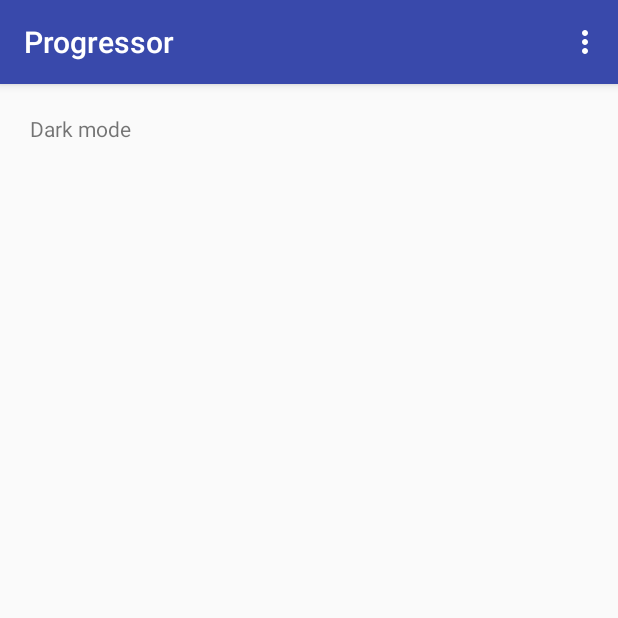
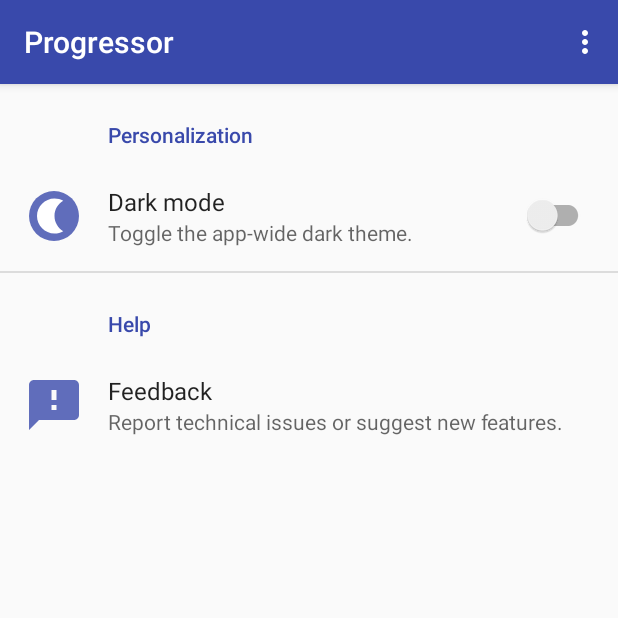
Before and after one commit to cengels/progressor-app, an Android app: the screen it shows after launch (MainActivity), in the options menu, after a tap on "Settings", on a phone screen of 412 x 824 dp, the top half of it. Run offline under Robolectric (Android 15) with nearby library versions, the phone set to English and light mode, and no system bars; our stand-ins replace androidx.preference.

Commit message:
Populate preferences

```diff
--- a/app/build.gradle
+++ b/app/build.gradle
@@ -25,13 +25,14 @@ android {
 
 dependencies {
     implementation fileTree(dir: 'libs', include: ['*.jar'])
-    implementation 'androidx.appcompat:appcompat:1.0.0-beta01'
-    implementation 'androidx.constraintlayout:constraintlayout:1.1.2'
-    implementation 'com.google.android.material:material:1.0.0-beta01'
-    implementation 'androidx.legacy:legacy-support-v4:1.0.0-beta01'
-    implementation 'androidx.lifecycle:lifecycle-extensions:2.0.0-beta01'
-    implementation 'androidx.recyclerview:recyclerview:1.0.0-beta01'
+    implementation 'androidx.appcompat:appcompat:1.1.0-rc01'
+    implementation 'androidx.constraintlayout:constraintlayout:1.1.3'
+    implementation 'com.google.android.material:material:1.1.0-alpha08'
+    implementation 'androidx.legacy:legacy-support-v4:1.0.0'
+    implementation 'androidx.lifecycle:lifecycle-extensions:2.2.0-alpha02'
+    implementation 'androidx.recyclerview:recyclerview:1.1.0-beta01'
+    implementation 'androidx.preference:preference:1.1.0-rc01'
     testImplementation 'junit:junit:4.12'
-    androidTestImplementation 'androidx.test:runner:1.1.0-alpha4'
-    androidTestImplementation 'androidx.test.espresso:espresso-core:3.1.0-alpha4'
+    androidTestImplementation 'androidx.test:runner:1.3.0-alpha02'
+    androidTestImplementation 'androidx.test.espresso:espresso-core:3.3.0-alpha02'
 }
--- a/app/src/main/java/com/cengels/progressor/fragments/SettingsFragment.java
+++ b/app/src/main/java/com/cengels/progressor/fragments/SettingsFragment.java
@@ -8,10 +8,12 @@ import androidx.fragment.app.Fragment;
 import android.view.LayoutInflater;
 import android.view.View;
 import android.view.ViewGroup;
+import androidx.preference.Preference;
+import androidx.preference.PreferenceFragmentCompat;
 import com.cengels.progressor.R;
 import com.cengels.progressor.viewmodels.SettingsViewModel;
 
-public class SettingsFragment extends Fragment {
+public class SettingsFragment extends PreferenceFragmentCompat {
 
     private SettingsViewModel viewModel;
 
@@ -20,9 +22,14 @@ public class SettingsFragment extends Fragment {
     }
 
     @Override
-    public View onCreateView(@NonNull LayoutInflater inflater, @Nullable ViewGroup container,
-                             @Nullable Bundle savedInstanceState) {
-        return inflater.inflate(R.layout.settings_fragment, container, false);
+    public void onCreatePreferences(Bundle savedInstanceState, String rootKey) {
+        setPreferencesFromResource(R.xml.preferences, rootKey);
+
+        final Preference feedbackLink = findPreference("feedback");
+        feedbackLink.setOnPreferenceClickListener(preference -> {
+            // TODO: Add feedback link
+            return false;
+        });
     }
 
     @Override
@@ -31,5 +38,4 @@ public class SettingsFragment extends Fragment {
         this.viewModel = ViewModelProviders.of(this).get(SettingsViewModel.class);
         // TODO: Use the ViewModel
     }
-
 }
--- /dev/null
+++ b/app/src/main/res/drawable/ic_circle.xml
@@ -0,0 +1,10 @@
+<?xml version="1.0" encoding="utf-8"?>
+<vector xmlns:android="http://schemas.android.com/apk/res/android"
+        android:width="@dimen/preferences_icon_size"
+        android:height="@dimen/preferences_icon_size"
+        android:viewportWidth="24.0"
+        android:viewportHeight="24.0">
+    <path
+            android:fillColor="#CB3949AB"
+            android:pathData="M12,12m-10,0a10,10 0,1 1,20 0a10,10 0,1 1,-20 0"/>
+</vector>
--- /dev/null
+++ b/app/src/main/res/drawable/ic_dark_mode.xml
@@ -0,0 +1,15 @@
+<?xml version="1.0" encoding="utf-8"?>
+<layer-list xmlns:android="http://schemas.android.com/apk/res/android">
+    <item
+        android:gravity="fill"
+        android:drawable="@drawable/ic_circle"
+        />
+    <item
+        android:gravity="center"
+        android:drawable="@drawable/ic_dark_mode_base"
+        android:top="6dp"
+        android:bottom="6dp"
+        android:left="4dp"
+        android:right="8dp"
+        />
+</layer-list>
--- /dev/null
+++ b/app/src/main/res/drawable/ic_dark_mode_base.xml
@@ -0,0 +1,11 @@
+<vector xmlns:android="http://schemas.android.com/apk/res/android"
+        android:width="@dimen/preferences_icon_size"
+        android:height="@dimen/preferences_icon_size"
+        android:viewportWidth="24.0"
+        android:viewportHeight="24.0">
+    <group android:rotation="180.0" android:pivotX="12" android:pivotY="12">
+        <path
+            android:fillColor="#FFFFFF"
+            android:pathData="M10,2c-1.82,0 -3.53,0.5 -5,1.35C7.99,5.08 10,8.3 10,12s-2.01,6.92 -5,8.65C6.47,21.5 8.18,22 10,22c5.52,0 10,-4.48 10,-10S15.52,2 10,2z"/>
+    </group>
+</vector>
--- /dev/null
+++ b/app/src/main/res/drawable/ic_feedback.xml
@@ -0,0 +1,9 @@
+<vector xmlns:android="http://schemas.android.com/apk/res/android"
+        android:width="40dp"
+        android:height="40dp"
+        android:viewportWidth="24.0"
+        android:viewportHeight="24.0">
+    <path
+        android:fillColor="#CB3949AB"
+        android:pathData="M20,2L4,2c-1.1,0 -1.99,0.9 -1.99,2L2,22l4,-4h14c1.1,0 2,-0.9 2,-2L22,4c0,-1.1 -0.9,-2 -2,-2zM13,14h-2v-2h2v2zM13,10h-2L11,6h2v4z"/>
+</vector>
--- a/app/src/main/res/layout/activity_main.xml
+++ b/app/src/main/res/layout/activity_main.xml
@@ -26,7 +26,8 @@
 
         <FrameLayout android:id="@+id/fragment_container"
                      android:layout_height="0dp"
-                     android:layout_weight="1"
-                     android:layout_width="match_parent" />
+                     android:layout_width="match_parent"
+                     android:layout_weight="1" />
     </LinearLayout>
+
 </androidx.coordinatorlayout.widget.CoordinatorLayout>
--- a/app/src/main/res/layout/settings_fragment.xml
+++ /dev/null
@@ -1,28 +0,0 @@
-<?xml version="1.0" encoding="utf-8"?>
-<GridLayout
-        xmlns:android="http://schemas.android.com/apk/res/android"
-        xmlns:tools="http://schemas.android.com/tools"
-        android:layout_width="match_parent"
-        android:layout_height="match_parent"
-        android:layout_margin="@dimen/default_margin"
-        android:columnCount="2"
-        android:rowCount="1"
-        tools:context=".fragments.SettingsFragment">
-
-    <TextView
-            android:layout_width="match_parent"
-            android:layout_height="match_parent"
-            android:layout_column="0"
-            android:layout_row="0"
-            android:layout_gravity="center"
-            android:text="@string/dark_mode"/>
-
-    <CheckBox
-            android:layout_width="match_parent"
-            android:layout_height="match_parent"
-            android:layout_column="1"
-            android:layout_row="0"
-            android:layout_gravity="center"
-            />
-
-</GridLayout>
--- a/app/src/main/res/values/dimens.xml
+++ b/app/src/main/res/values/dimens.xml
@@ -2,4 +2,5 @@
     <dimen name="fab_margin">16dp</dimen>
     <dimen name="default_margin">20dp</dimen>
     <dimen name="text_margin">16dp</dimen>
+    <dimen name="preferences_icon_size">28dp</dimen>
 </resources>
--- a/app/src/main/res/values/strings.xml
+++ b/app/src/main/res/values/strings.xml
@@ -1,7 +1,14 @@
 <resources>
     <string name="app_name">Progressor</string>
+
     <string name="action_settings">Settings</string>
-    <string name="dark_mode">Dark mode</string>
+
+    <string name="setting_category_personalization">Personalization</string>
+    <string name="setting_dark_mode">Dark mode</string>
+    <string name="setting_dark_mode_summary">Toggle the app-wide dark theme.</string>
+    <string name="setting_category_help">Help</string>
+    <string name="setting_feedback">Feedback</string>
+    <string name="setting_feedback_summary">Report technical issues or suggest new features.</string>
 
     <!-- TODO: Remove or change this placeholder text -->
     <string name="hello_blank_fragment">Hello blank fragment</string>
--- /dev/null
+++ b/app/src/main/res/xml/preferences.xml
@@ -0,0 +1,23 @@
+<?xml version="1.0" encoding="utf-8"?>
+<androidx.preference.PreferenceScreen xmlns:app="http://schemas.android.com/apk/res-auto">
+    <PreferenceCategory
+            app:key="personalization_category"
+            app:title="@string/setting_category_personalization">
+        <SwitchPreferenceCompat
+                app:key="dark_mode"
+                app:title="@string/setting_dark_mode"
+                app:summary="@string/setting_dark_mode_summary"
+                app:icon="@drawable/ic_dark_mode"/>
+    </PreferenceCategory>
+
+    <PreferenceCategory
+            app:key="help_category"
+            app:title="@string/setting_category_help">
+        <Preference
+                app:key="feedback"
+                app:title="@string/setting_feedback"
+                app:summary="@string/setting_feedback_summary"
+                app:icon="@drawable/ic_feedback"/>
+    </PreferenceCategory>
+
+</androidx.preference.PreferenceScreen>
```
